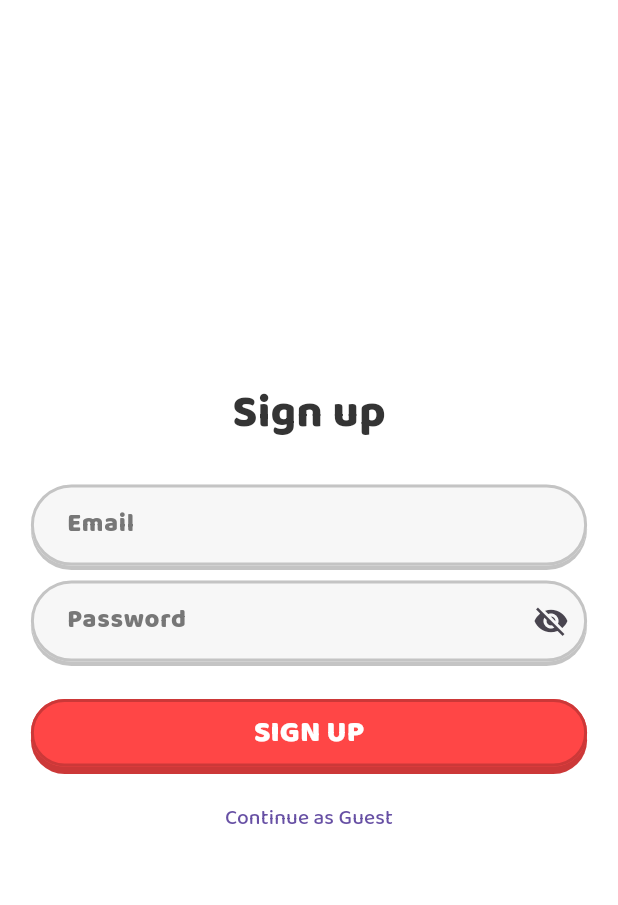
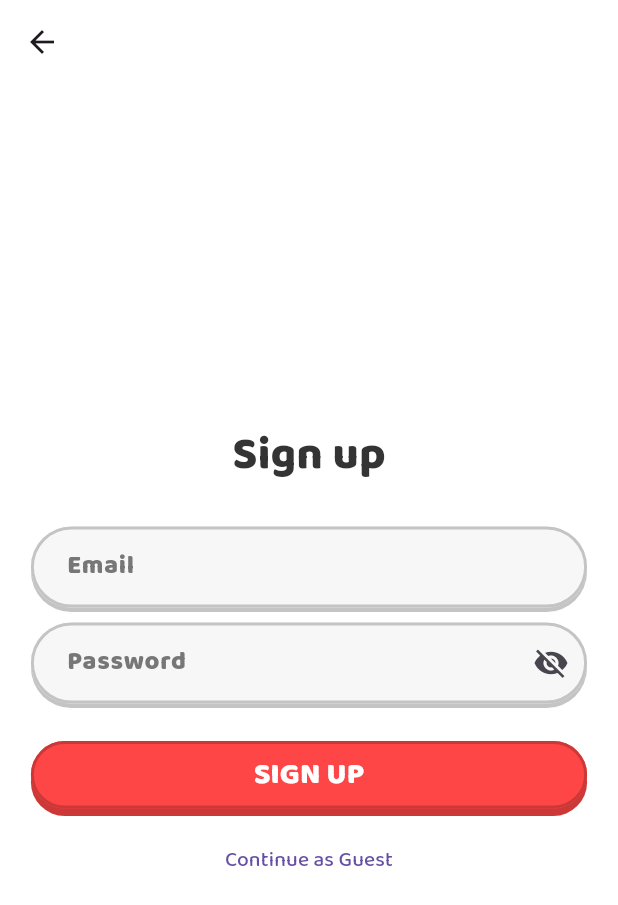
Before and after one commit to WataTipvarakarnkoon/VitalAct, a Flutter app: the screen it shows after launch, after a tap on "GET STARTED", on a phone screen of 412 x 824 dp. Shown: the top 905 px of the screen. Run offline on Flutter 3.47's test engine with Material 3 defaults, Android fonts, the phone set to English and light mode, and no system bars; our stand-ins replace firebase_auth, firebase_core; accounts and stored records are empty; project files that could hold a hidden picture were left out.

Commit message:
fix auth

```diff
--- a/lib/main.dart
+++ b/lib/main.dart
@@ -1,6 +1,4 @@
 import 'package:flutter/material.dart';
-import 'screens/auth/welcome.dart';
-import 'screens/auth/auth_page.dart';
 import 'screens/splash_screen.dart';
 import 'screens/main/index_page.dart';
 import 'firebase_options.dart';
@@ -28,9 +26,6 @@ class MainApp extends StatelessWidget {
       home: const AuthGate(),
       routes: {
         '/splash': (context) => const SplashScreen(),
-        '/welcome': (context) => const WelcomePage(),
-        '/login': (context) => const AuthPage(mode: AuthMode.login),
-        '/signup': (context) => const AuthPage(mode: AuthMode.signup),
         '/index': (context) => const IndexPage(),
       },
     );
--- a/lib/screens/auth/auth_gate.dart
+++ b/lib/screens/auth/auth_gate.dart
@@ -3,6 +3,7 @@ import 'package:firebase_auth/firebase_auth.dart';
 import '../splash_screen.dart';
 import '../main/index_page.dart';
 import 'welcome.dart';
+import 'auth_page.dart';
 
 class AuthGate extends StatefulWidget {
   const AuthGate({super.key});
@@ -13,6 +14,8 @@ class AuthGate extends StatefulWidget {
 
 class _AuthGateState extends State<AuthGate> {
   bool _showSplash = true;
+  bool _showLogin = false;
+  bool _showSignup = false;
 
   @override
   void initState() {
@@ -38,17 +41,45 @@ class _AuthGateState extends State<AuthGate> {
         } else if (snapshot.hasData) {
           child = const IndexPage(key: ValueKey('index'));
         } else {
-          child = const WelcomePage(key: ValueKey('welcome'));
+          if (_showLogin) {
+            child = AuthPage(
+              key: const ValueKey('auth-login'),
+              mode: AuthMode.login,
+              onBack: () {
+                setState(() {
+                  _showLogin = false;
+                });
+              },
+            );
+          } else if (_showSignup) {
+            child = AuthPage(
+              key: const ValueKey('auth-signup'),
+              mode: AuthMode.signup,
+              onBack: () {
+                setState(() {
+                  _showSignup = false;
+                });
+              },
+            );
+          } else {
+            child = WelcomePage(
+              key: const ValueKey('welcome'),
+              onLogin: () {
+                setState(() {
+                  _showLogin = true;
+                });
+              },
+              onSignup: () {
+                setState(() {
+                  _showSignup = true;
+                });
+              },
+            );
+          }
         }
 
         return AnimatedSwitcher(
           duration: const Duration(milliseconds: 600),
-          transitionBuilder: (child, animation) {
-            return FadeTransition(
-              opacity: animation,
-              child: child,
-            );
-          },
           child: child,
         );
       },
--- a/lib/screens/auth/auth_page.dart
+++ b/lib/screens/auth/auth_page.dart
@@ -11,8 +11,13 @@ enum AuthMode { login, signup }
 
 class AuthPage extends StatefulWidget {
   final AuthMode mode;
+  final VoidCallback? onBack;
 
-  const AuthPage({super.key, required this.mode});
+  const AuthPage({
+    super.key,
+    required this.mode,
+    this.onBack,
+  });
 
   @override
   State<AuthPage> createState() => _AuthPageState();
@@ -58,10 +63,6 @@ class _AuthPageState extends State<AuthPage> {
         TextInput.finishAutofillContext();
 
         if (!mounted) return;
-
-        ScaffoldMessenger.of(context).showSnackBar(
-          const SnackBar(content: Text('Signin successful!')),
-        );
       } else {
         await AuthService.signUp(
           email: email,
@@ -70,9 +71,6 @@ class _AuthPageState extends State<AuthPage> {
         TextInput.finishAutofillContext();
 
         if (!mounted) return;
-        ScaffoldMessenger.of(context).showSnackBar(
-          const SnackBar(content: Text('Signup successful!')),
-        );
       }
     } on Exception catch (e) {
       if (!mounted) return;
@@ -94,10 +92,6 @@ class _AuthPageState extends State<AuthPage> {
       await AuthService.signInAnonymously();
 
       if (!mounted) return;
-      Navigator.pushReplacementNamed(context, '/index');
-      ScaffoldMessenger.of(context).showSnackBar(
-        const SnackBar(content: Text('Signed in anonymously')),
-      );
     } on FirebaseAuthException catch (e) {
       if (!mounted) return;
       ScaffoldMessenger.of(context).showSnackBar(
@@ -118,6 +112,14 @@ class _AuthPageState extends State<AuthPage> {
     final primaryText = isLogin ? 'LOG IN' : 'SIGN UP';
 
     return Scaffold(
+      appBar: AppBar(
+        elevation: 0,
+        backgroundColor: Colors.transparent,
+        leading: BackButton(
+            onPressed: widget.onBack != null
+                ? widget.onBack!
+                : () => Navigator.pop(context)),
+      ),
       backgroundColor: Colors.white,
       body: SafeArea(
         child: Center(
--- a/lib/widgets/app_button.dart
+++ b/lib/widgets/app_button.dart
@@ -9,6 +9,12 @@ class AppButton extends StatelessWidget {
   final double? width;
   final double height;
 
+  // Optional color overrides
+  final Color? backgroundColor;
+  final Color? foregroundColor;
+  final Color? borderColor;
+  final Color? shadowColor;
+
   const AppButton({
     super.key,
     required this.text,
@@ -16,11 +22,26 @@ class AppButton extends StatelessWidget {
     this.variant = ButtonVariant.filled,
     this.width,
     this.height = 60,
+    this.backgroundColor,
+    this.foregroundColor,
+    this.borderColor,
+    this.shadowColor,
   });
 
   @override
   Widget build(BuildContext context) {
     final isFilled = variant == ButtonVariant.filled;
+
+    final Color defaultBackground =
+        isFilled ? const Color(0xFFFF4646) : Colors.white;
+
+    final Color defaultForeground =
+        isFilled ? Colors.white : const Color(0xFFFF4646);
+
+    final Color defaultBorder =
+        isFilled ? const Color(0xFFCC3838) : const Color(0xFFFF9393);
+
+    const Color defaultShadow = Color(0xFFCC3838);
 
     return SizedBox(
       width: width ?? MediaQuery.of(context).size.width * 0.9,
@@ -30,9 +51,9 @@ class AppButton extends StatelessWidget {
           borderRadius: BorderRadius.circular(50),
           boxShadow: isFilled
               ? [
-                  const BoxShadow(
-                    color: Color(0xFFCC3838),
-                    offset: Offset(0, 5),
+                  BoxShadow(
+                    color: shadowColor ?? defaultShadow,
+                    offset: const Offset(0, 5),
                   ),
                 ]
               : [],
@@ -40,17 +61,22 @@ class AppButton extends StatelessWidget {
         child: OutlinedButton(
           onPressed: onPressed,
           style: OutlinedButton.styleFrom(
-            backgroundColor: isFilled ? const Color(0xFFFF4646) : Colors.white,
-            foregroundColor: isFilled ? Colors.white : const Color(0xFFFF4646),
+            backgroundColor: backgroundColor ?? defaultBackground,
+            foregroundColor: foregroundColor ?? defaultForeground,
             side: BorderSide(
-              color:
-                  isFilled ? const Color(0xFFCC3838) : const Color(0xFFFF9393),
+              color: borderColor ?? defaultBorder,
               width: isFilled ? 2.0 : 3.0,
+            ),
+            shape: RoundedRectangleBorder(
+              borderRadius: BorderRadius.circular(50),
             ),
           ),
           child: Text(
             text,
-            style: const TextStyle(fontWeight: FontWeight.w700, fontSize: 20),
+            style: const TextStyle(
+              fontWeight: FontWeight.w700,
+              fontSize: 20,
+            ),
           ),
         ),
       ),
```
Also changed, not shown: lib/screens/auth/welcome.dart (+10 -7 lines).
